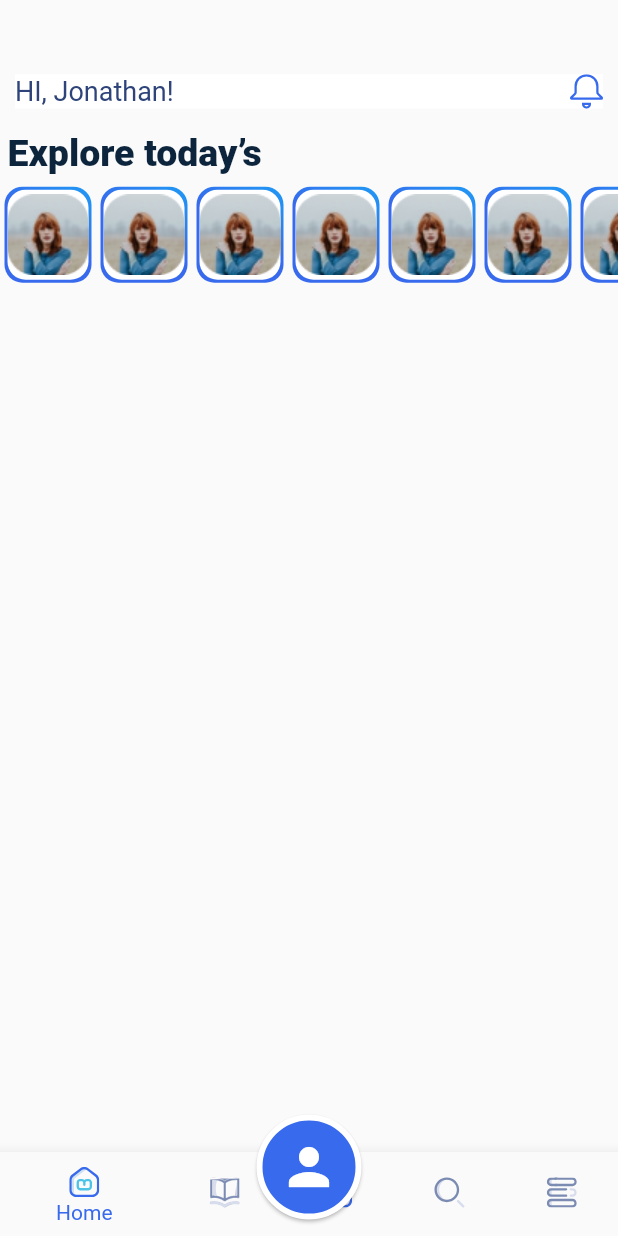
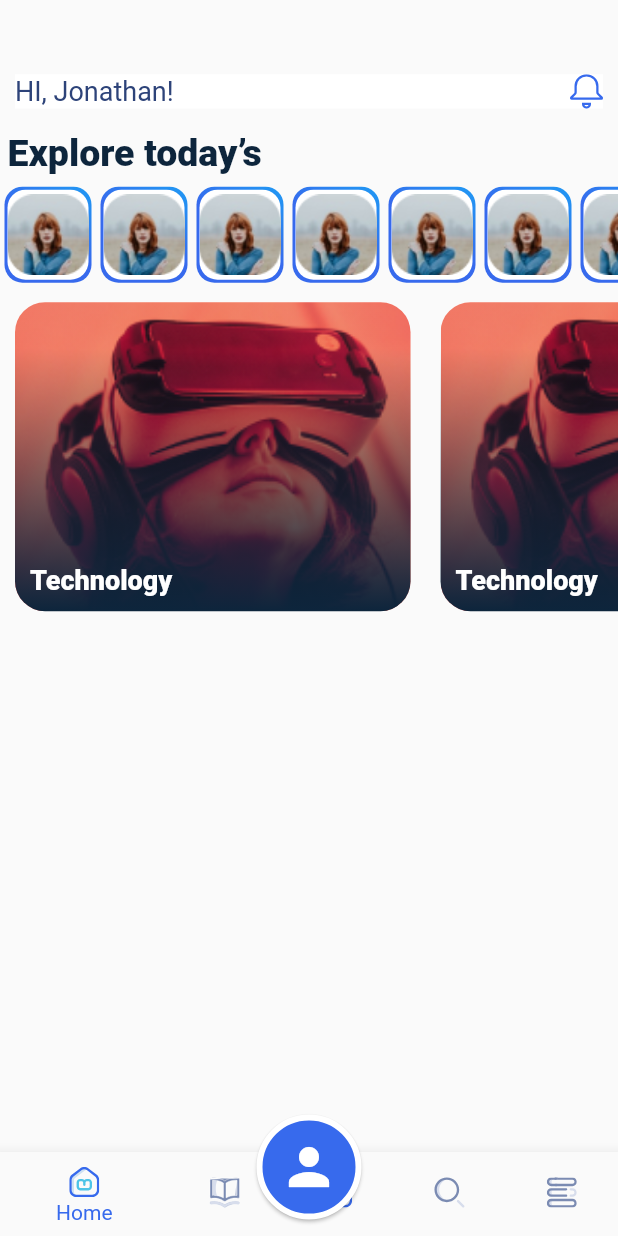
Before and after one commit to arunjewel/blogging_application, a Flutter app: the HomePage screen opened directly, on a phone screen of 412 x 824 dp. Run offline on Flutter 3.47's test engine with Material 2 defaults, Android fonts, the phone set to English and light mode, and no system bars; our stand-ins replace flutter_svg, google_fonts; Roboto replaces fonts that are missing (Tajawal).

Commit message:
home page image card ui

```diff
--- a/lib/ui/screens/home_page/screens/home_page.dart
+++ b/lib/ui/screens/home_page/screens/home_page.dart
@@ -1,8 +1,10 @@
 import 'package:flutter/material.dart';
+
 import '../../../../core/colors.dart';
 import '../../../../core/constants.dart';
 import '../widgets/bottom_nav_bar_widget.dart';
 import '../widgets/home_appbar_widget.dart';
+import '../widgets/homepage_images_card.dart';
 
 class HomePage extends StatelessWidget {
   const HomePage({Key? key}) : super(key: key);
@@ -27,6 +29,18 @@ class HomePage extends StatelessWidget {
               ),
             ),
             const StoriesWidget(),
+            SizedBox(
+              height: 270.0,
+              child: ListView.builder(
+                  physics: const ClampingScrollPhysics(),
+                  shrinkWrap: true,
+                  scrollDirection: Axis.horizontal,
+                  itemCount: 15,
+                  itemBuilder: (context, i) {
+                    return const HomePageImageCard(
+                        imagePath: welcomePageImage2);
+                  }),
+            ),
           ],
         ),
       ),
--- /dev/null
+++ b/lib/ui/screens/home_page/widgets/homepage_images_card.dart
@@ -0,0 +1,56 @@
+import 'package:flutter/material.dart';
+
+import '../../../../core/colors.dart';
+import '../../../../core/constants.dart';
+import '../../../../core/utils.dart';
+
+class HomePageImageCard extends StatelessWidget {
+  final String imagePath;
+
+  const HomePageImageCard({
+    Key? key,
+    required this.imagePath,
+  }) : super(key: key);
+
+  @override
+  Widget build(BuildContext context) {
+    return Stack(children: [
+      Container(
+        width: deviceHeight(context) * 0.32,
+        height: deviceWidth(context) * 0.5,
+        margin: const EdgeInsets.all(10),
+        decoration: BoxDecoration(
+          image:
+              DecorationImage(fit: BoxFit.cover, image: AssetImage(imagePath)),
+          borderRadius: const BorderRadius.all(Radius.circular(20.0)),
+          color: Colors.white,
+        ),
+        child: Stack(
+          children: [
+            Container(
+              decoration: BoxDecoration(
+                borderRadius: const BorderRadius.all(Radius.circular(20.0)),
+                gradient: LinearGradient(
+                  begin: FractionalOffset.topCenter,
+                  end: FractionalOffset.bottomCenter,
+                  colors: [
+                    themeTextColorDark.withOpacity(0.05),
+                    themeTextColorDark,
+                  ],
+                  stops: const [0.15, 1.0],
+                ),
+              ),
+            ),
+            Container(
+                margin: const EdgeInsets.all(10),
+                alignment: Alignment.bottomLeft,
+                child: Text(
+                  'Technology',
+                  style: loginOptionTextStyle,
+                )),
+          ],
+        ),
+      ),
+    ]);
+  }
+}
```
